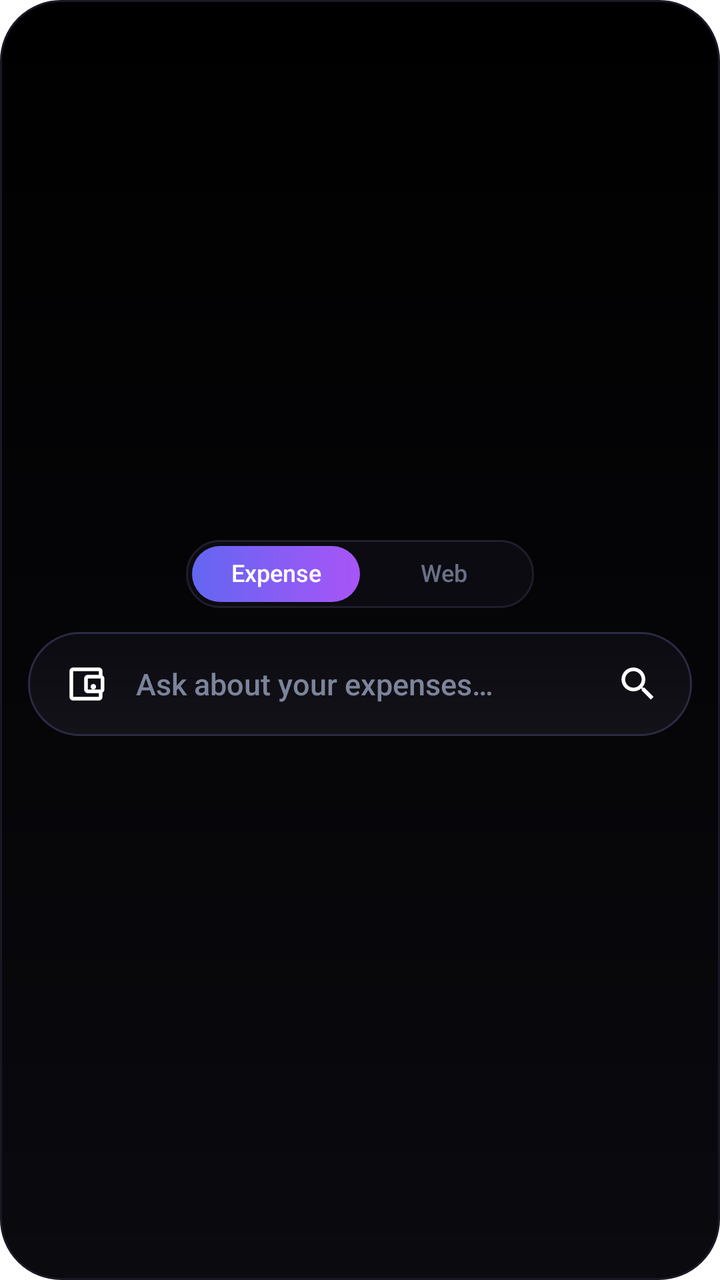
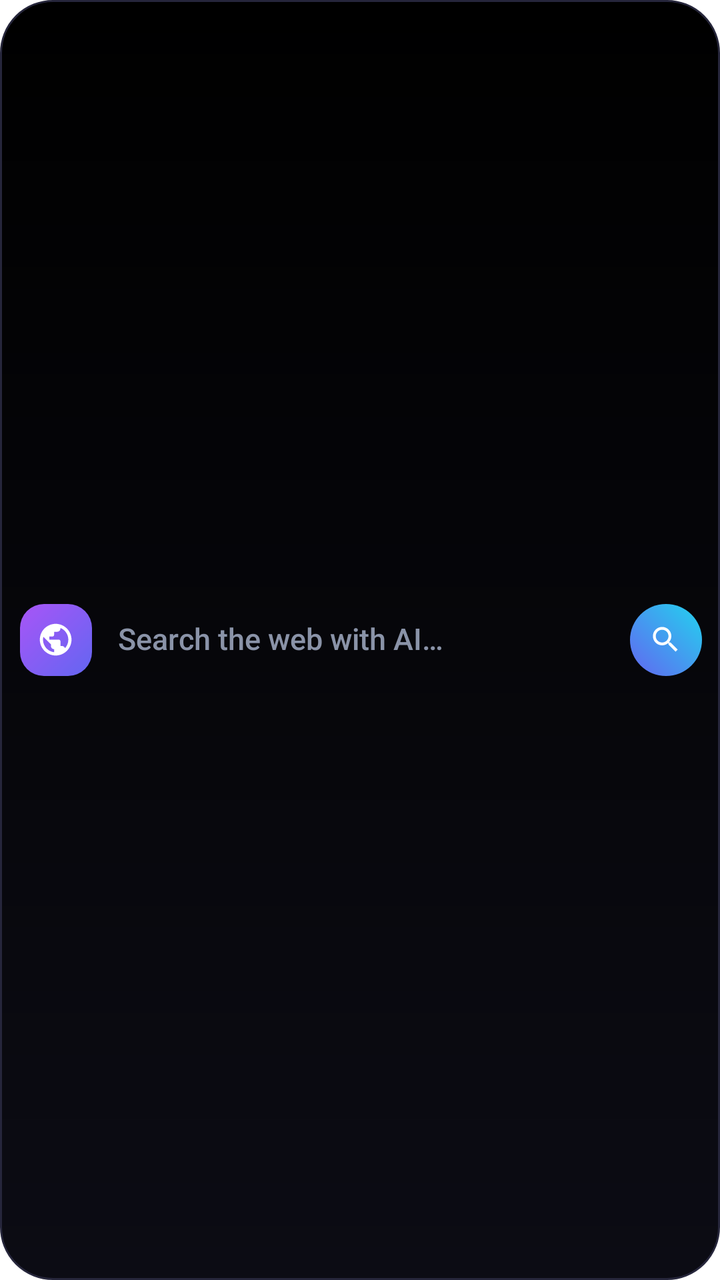

Two renders of the same Android screen: before a commit and after it. Below are the layout's source before the change and the commit's diff.
<!-- AndroidManifest.xml: fallback theme Theme.MaterialComponents.DayNight.NoActionBar -->
<!-- res/layout/widget_search.xml -->
<?xml version="1.0" encoding="utf-8"?>
<LinearLayout xmlns:android="http://schemas.android.com/apk/res/android"
    android:id="@+id/widget_search_root"
    android:layout_width="match_parent"
    android:layout_height="match_parent"
    android:background="@drawable/widget_search_bg"
    android:gravity="center"
    android:orientation="vertical"
    android:paddingStart="14dp"
    android:paddingEnd="14dp"
    android:paddingTop="12dp"
    android:paddingBottom="14dp">

    
    <LinearLayout
        android:layout_width="wrap_content"
        android:layout_height="wrap_content"
        android:layout_gravity="center_horizontal"
        android:background="@drawable/widget_search_toggle_track"
        android:orientation="horizontal"
        android:padding="3dp">

        <TextView
            android:id="@+id/widget_search_toggle_expense"
            android:layout_width="wrap_content"
            android:layout_height="wrap_content"
            android:background="@drawable/widget_search_toggle_active"
            android:ellipsize="end"
            android:fontFamily="sans-serif-medium"
            android:gravity="center"
            android:includeFontPadding="false"
            android:maxLines="1"
            android:minWidth="84dp"
            android:paddingStart="18dp"
            android:paddingEnd="18dp"
            android:paddingTop="7dp"
            android:paddingBottom="7dp"
            android:text="@string/widget_search_mode_expense"
            android:textColor="#FFFFFF"
            android:textSize="12sp" />

        <TextView
            android:id="@+id/widget_search_toggle_web"
            android:layout_width="wrap_content"
            android:layout_height="wrap_content"
            android:background="@android:color/transparent"
            android:ellipsize="end"
            android:fontFamily="sans-serif-medium"
            android:gravity="center"
            android:includeFontPadding="false"
            android:maxLines="1"
            android:minWidth="84dp"
            android:paddingStart="18dp"
            android:paddingEnd="18dp"
            android:paddingTop="7dp"
            android:paddingBottom="7dp"
            android:text="@string/widget_search_mode_web"
            android:textColor="#6A7187"
            android:textSize="12sp" />

    </LinearLayout>

    
    <LinearLayout
        android:id="@+id/widget_search_bar"
        android:layout_width="match_parent"
        android:layout_height="52dp"
        android:layout_marginTop="12dp"
        android:background="@drawable/widget_search_bar_bg"
        android:gravity="center_vertical"
        android:orientation="horizontal"
        android:paddingStart="18dp"
        android:paddingEnd="16dp">

        <ImageView
            android:id="@+id/widget_search_mode_icon"
            android:layout_width="22dp"
            android:layout_height="22dp"
            android:contentDescription="@string/widget_search_label"
            android:src="@drawable/ic_widget_wallet" />

        <TextView
            android:id="@+id/widget_search_hint"
            android:layout_width="0dp"
            android:layout_height="wrap_content"
            android:layout_marginStart="14dp"
            android:layout_marginEnd="12dp"
            android:layout_weight="1"
            android:ellipsize="end"
            android:fontFamily="sans-serif-medium"
            android:maxLines="1"
            android:text="@string/widget_search_hint_expense"
            android:textColor="#7C849B"
            android:textSize="15sp" />

        <ImageView
            android:id="@+id/widget_search_go"
            android:layout_width="22dp"
            android:layout_height="22dp"
            android:contentDescription="@string/shortcut_search"
            android:src="@drawable/ic_widget_search" />

    </LinearLayout>

</LinearLayout>
<!-- resources referenced by this layout -->
<resources>
  <!-- drawable ic_widget_search (drawable) -->
  <?xml version="1.0" encoding="utf-8"?>
  <vector xmlns:android="http://schemas.android.com/apk/res/android"
      android:width="24dp"
      android:height="24dp"
      android:viewportWidth="24"
      android:viewportHeight="24">
      <path
          android:fillColor="#FFFFFF"
          android:pathData="M15.5,14h-0.79l-0.28,-0.27C15.41,12.59 16,11.11 16,9.5 16,5.91 13.09,3 9.5,3S3,5.91 3,9.5 5.91,16 9.5,16c1.61,0 3.09,-0.59 4.23,-1.57l0.27,0.28v0.79l5,4.99L20.49,19l-4.99,-5zM9.5,14C7.01,14 5,11.99 5,9.5S7.01,5 9.5,5 14,7.01 14,9.5 11.99,14 9.5,14z" />
  </vector>
  <!-- drawable ic_widget_wallet (drawable) -->
  <?xml version="1.0" encoding="utf-8"?>
  <vector xmlns:android="http://schemas.android.com/apk/res/android"
      android:width="24dp"
      android:height="24dp"
      android:viewportWidth="24"
      android:viewportHeight="24">
      <path
          android:fillColor="#FFFFFF"
          android:pathData="M21,7.28V5c0,-1.1 -0.9,-2 -2,-2H5C3.89,3 3,3.9 3,5v14c0,1.1 0.89,2 2,2h14c1.1,0 2,-0.9 2,-2v-2.28c0.59,-0.35 1,-0.98 1,-1.72V9c0,-0.74 -0.41,-1.37 -1,-1.72zM20,9v6h-7V9h7zM5,19V5h14v2h-6c-1.1,0 -2,0.9 -2,2v6c0,1.1 0.9,2 2,2h6v2H5z" />
      <path
          android:fillColor="#FFFFFF"
          android:pathData="M16,13.5m-1.5,0a1.5,1.5 0,1 1,3 0a1.5,1.5 0,1 1,-3 0" />
  </vector>
  <!-- drawable widget_search_bar_bg (drawable) -->
  <?xml version="1.0" encoding="utf-8"?>
  <shape xmlns:android="http://schemas.android.com/apk/res/android"
      android:shape="rectangle">
      <gradient
          android:angle="90"
          android:startColor="#121218"
          android:endColor="#0B0B11" />
      <corners android:radius="26dp" />
      <stroke
          android:width="1dp"
          android:color="#2B2B45" />
  </shape>
  <!-- drawable widget_search_bg (drawable) -->
  <?xml version="1.0" encoding="utf-8"?>
  <shape xmlns:android="http://schemas.android.com/apk/res/android"
      android:shape="rectangle">
      <gradient
          android:angle="90"
          android:startColor="#0A0A0F"
          android:endColor="#000000" />
      <corners android:radius="30dp" />
      <stroke
          android:width="1dp"
          android:color="#191926" />
  </shape>
  <!-- drawable widget_search_toggle_active (drawable) -->
  <?xml version="1.0" encoding="utf-8"?>
  <shape xmlns:android="http://schemas.android.com/apk/res/android"
      android:shape="rectangle">
      <gradient
          android:angle="0"
          android:startColor="#6366F1"
          android:endColor="#A855F7" />
      <corners android:radius="19dp" />
  </shape>
  <!-- drawable widget_search_toggle_track (drawable) -->
  <?xml version="1.0" encoding="utf-8"?>
  <shape xmlns:android="http://schemas.android.com/apk/res/android"
      android:shape="rectangle">
      <solid android:color="#0B0B11" />
      <corners android:radius="22dp" />
      <stroke
          android:width="1dp"
          android:color="#1E1E2C" />
  </shape>
  <string name="shortcut_search">Search</string>
  <string name="widget_search_hint_expense">Ask about your expenses\u2026</string>
  <string name="widget_search_label">Nexus AI Search</string>
  <string name="widget_search_mode_expense">Expense</string>
  <string name="widget_search_mode_web">Web</string>
</resources>

<!-- the commit's change to res/layout/widget_search.xml (unified diff, before → after) -->
@@ -4,102 +4,61 @@
     android:layout_width="match_parent"
     android:layout_height="match_parent"
     android:background="@drawable/widget_search_bg"
-    android:gravity="center"
-    android:orientation="vertical"
-    android:paddingStart="14dp"
-    android:paddingEnd="14dp"
-    android:paddingTop="12dp"
-    android:paddingBottom="14dp">
+    android:gravity="center_vertical"
+    android:orientation="horizontal"
+    android:paddingStart="10dp"
+    android:paddingEnd="9dp"
+    android:paddingTop="8dp"
+    android:paddingBottom="8dp">
 
     
     <LinearLayout
-        android:layout_width="wrap_content"
-        android:layout_height="wrap_content"
-        android:layout_gravity="center_horizontal"
-        android:background="@drawable/widget_search_toggle_track"
-        android:orientation="horizontal"
-        android:padding="3dp">
+        android:layout_width="36dp"
+        android:layout_height="36dp"
+        android:background="@drawable/widget_search_badge"
+        android:gravity="center"
+        android:orientation="horizontal">
 
-        <TextView
-            android:id="@+id/widget_search_toggle_expense"
-            android:layout_width="wrap_content"
-            android:layout_height="wrap_content"
-            android:background="@drawable/widget_search_toggle_active"
-            android:ellipsize="end"
-            android:fontFamily="sans-serif-medium"
-            android:gravity="center"
-            android:includeFontPadding="false"
-            android:maxLines="1"
-            android:minWidth="84dp"
-            android:paddingStart="18dp"
-            android:paddingEnd="18dp"
-            android:paddingTop="7dp"
-            android:paddingBottom="7dp"
-            android:text="@string/widget_search_mode_expense"
-            android:textColor="#FFFFFF"
-            android:textSize="12sp" />
-
-        <TextView
-            android:id="@+id/widget_search_toggle_web"
-            android:layout_width="wrap_content"
-            android:layout_height="wrap_content"
-            android:background="@android:color/transparent"
-            android:ellipsize="end"
-            android:fontFamily="sans-serif-medium"
-            android:gravity="center"
-            android:includeFontPadding="false"
-            android:maxLines="1"
-            android:minWidth="84dp"
-            android:paddingStart="18dp"
-            android:paddingEnd="18dp"
-            android:paddingTop="7dp"
-            android:paddingBottom="7dp"
-            android:text="@string/widget_search_mode_web"
-            android:textColor="#6A7187"
-            android:textSize="12sp" />
-
+        <ImageView
+            android:id="@+id/widget_search_globe"
+            android:layout_width="19dp"
+            android:layout_height="19dp"
+            android:contentDescription="@string/widget_search_label"
+            android:src="@drawable/ic_widget_globe"
+            android:tint="#FFFFFF" />
     </LinearLayout>
 
     
+    <TextView
+        android:id="@+id/widget_search_hint"
+        android:layout_width="0dp"
+        android:layout_height="wrap_content"
+        android:layout_marginStart="13dp"
+        android:layout_marginEnd="10dp"
+        android:layout_weight="1"
+        android:ellipsize="end"
+        android:fontFamily="sans-serif-medium"
+        android:includeFontPadding="false"
+        android:maxLines="1"
+        android:text="@string/widget_search_hint_web"
+        android:textColor="#8A93A8"
+        android:textSize="15sp" />
+
+    
     <LinearLayout
-        android:id="@+id/widget_search_bar"
-        android:layout_width="match_parent"
-        android:layout_height="52dp"
-        android:layout_marginTop="12dp"
-        android:background="@drawable/widget_search_bar_bg"
-        android:gravity="center_vertical"
-        android:orientation="horizontal"
-        android:paddingStart="18dp"
-        android:paddingEnd="16dp">
-
-        <ImageView
-            android:id="@+id/widget_search_mode_icon"
-            android:layout_width="22dp"
-            android:layout_height="22dp"
-            android:contentDescription="@string/widget_search_label"
-            android:src="@drawable/ic_widget_wallet" />
-
-        <TextView
-            android:id="@+id/widget_search_hint"
-            android:layout_width="0dp"
-            android:layout_height="wrap_content"
-            android:layout_marginStart="14dp"
-            android:layout_marginEnd="12dp"
-            android:layout_weight="1"
-            android:ellipsize="end"
-            android:fontFamily="sans-serif-medium"
-            android:maxLines="1"
-            android:text="@string/widget_search_hint_expense"
-            android:textColor="#7C849B"
-            android:textSize="15sp" />
+        android:layout_width="36dp"
+        android:layout_height="36dp"
+        android:background="@drawable/widget_search_go_btn"
+        android:gravity="center"
+        android:orientation="horizontal">
 
         <ImageView
             android:id="@+id/widget_search_go"
-            android:layout_width="22dp"
-            android:layout_height="22dp"
+            android:layout_width="17dp"
+            android:layout_height="17dp"
             android:contentDescription="@string/shortcut_search"
-            android:src="@drawable/ic_widget_search" />
-
+            android:src="@drawable/ic_widget_search"
+            android:tint="#FFFFFF" />
     </LinearLayout>
 
 </LinearLayout>
<!-- resource entries referenced after the edit -->
@@ -1,5 +1,16 @@
 <!-- resources referenced by this layout -->
 <resources>
+  <!-- drawable ic_widget_globe (drawable) -->
+  <?xml version="1.0" encoding="utf-8"?>
+  <vector xmlns:android="http://schemas.android.com/apk/res/android"
+      android:width="24dp"
+      android:height="24dp"
+      android:viewportWidth="24"
+      android:viewportHeight="24">
+      <path
+          android:fillColor="#FFFFFF"
+          android:pathData="M12,2C6.48,2 2,6.48 2,12s4.48,10 10,10 10,-4.48 10,-10S17.52,2 12,2zM11,19.93c-3.95,-0.49 -7,-3.85 -7,-7.93 0,-0.62 0.08,-1.21 0.21,-1.79L9,15v1c0,1.1 0.9,2 2,2v1.93zM17.9,17.39c-0.26,-0.81 -1,-1.39 -1.9,-1.39h-1v-3c0,-0.55 -0.45,-1 -1,-1H8v-2h2c0.55,0 1,-0.45 1,-1V7h2c1.1,0 2,-0.9 2,-2v-0.41c2.93,1.19 5,4.06 5,7.41 0,2.08 -0.8,3.97 -2.1,5.39z" />
+  </vector>
   <!-- drawable ic_widget_search (drawable) -->
   <?xml version="1.0" encoding="utf-8"?>
   <vector xmlns:android="http://schemas.android.com/apk/res/android"
@@ -11,32 +22,15 @@
           android:fillColor="#FFFFFF"
           android:pathData="M15.5,14h-0.79l-0.28,-0.27C15.41,12.59 16,11.11 16,9.5 16,5.91 13.09,3 9.5,3S3,5.91 3,9.5 5.91,16 9.5,16c1.61,0 3.09,-0.59 4.23,-1.57l0.27,0.28v0.79l5,4.99L20.49,19l-4.99,-5zM9.5,14C7.01,14 5,11.99 5,9.5S7.01,5 9.5,5 14,7.01 14,9.5 11.99,14 9.5,14z" />
   </vector>
-  <!-- drawable ic_widget_wallet (drawable) -->
-  <?xml version="1.0" encoding="utf-8"?>
-  <vector xmlns:android="http://schemas.android.com/apk/res/android"
-      android:width="24dp"
-      android:height="24dp"
-      android:viewportWidth="24"
-      android:viewportHeight="24">
-      <path
-          android:fillColor="#FFFFFF"
-          android:pathData="M21,7.28V5c0,-1.1 -0.9,-2 -2,-2H5C3.89,3 3,3.9 3,5v14c0,1.1 0.89,2 2,2h14c1.1,0 2,-0.9 2,-2v-2.28c0.59,-0.35 1,-0.98 1,-1.72V9c0,-0.74 -0.41,-1.37 -1,-1.72zM20,9v6h-7V9h7zM5,19V5h14v2h-6c-1.1,0 -2,0.9 -2,2v6c0,1.1 0.9,2 2,2h6v2H5z" />
-      <path
-          android:fillColor="#FFFFFF"
-          android:pathData="M16,13.5m-1.5,0a1.5,1.5 0,1 1,3 0a1.5,1.5 0,1 1,-3 0" />
-  </vector>
-  <!-- drawable widget_search_bar_bg (drawable) -->
+  <!-- drawable widget_search_badge (drawable) -->
   <?xml version="1.0" encoding="utf-8"?>
   <shape xmlns:android="http://schemas.android.com/apk/res/android"
       android:shape="rectangle">
       <gradient
-          android:angle="90"
-          android:startColor="#121218"
-          android:endColor="#0B0B11" />
-      <corners android:radius="26dp" />
-      <stroke
-          android:width="1dp"
-          android:color="#2B2B45" />
+          android:angle="135"
+          android:startColor="#6366F1"
+          android:endColor="#A855F7" />
+      <corners android:radius="12dp" />
   </shape>
   <!-- drawable widget_search_bg (drawable) -->
   <?xml version="1.0" encoding="utf-8"?>
@@ -44,37 +38,24 @@
       android:shape="rectangle">
       <gradient
           android:angle="90"
-          android:startColor="#0A0A0F"
+          android:startColor="#0C0C14"
           android:endColor="#000000" />
-      <corners android:radius="30dp" />
+      <corners android:radius="26dp" />
       <stroke
           android:width="1dp"
-          android:color="#191926" />
+          android:color="#26263B" />
   </shape>
-  <!-- drawable widget_search_toggle_active (drawable) -->
+  <!-- drawable widget_search_go_btn (drawable) -->
   <?xml version="1.0" encoding="utf-8"?>
   <shape xmlns:android="http://schemas.android.com/apk/res/android"
-      android:shape="rectangle">
+      android:shape="oval">
       <gradient
-          android:angle="0"
+          android:angle="45"
           android:startColor="#6366F1"
-          android:endColor="#A855F7" />
-      <corners android:radius="19dp" />
-  </shape>
-  <!-- drawable widget_search_toggle_track (drawable) -->
-  <?xml version="1.0" encoding="utf-8"?>
-  <shape xmlns:android="http://schemas.android.com/apk/res/android"
-      android:shape="rectangle">
-      <solid android:color="#0B0B11" />
-      <corners android:radius="22dp" />
-      <stroke
-          android:width="1dp"
-          android:color="#1E1E2C" />
+          android:endColor="#22D3EE" />
   </shape>
   <string name="shortcut_search">Search</string>
-  <string name="widget_search_hint_expense">Ask about your expenses\u2026</string>
-  <string name="widget_search_label">Nexus AI Search</string>
-  <string name="widget_search_mode_expense">Expense</string>
-  <string name="widget_search_mode_web">Web</string>
+  <string name="widget_search_hint_web">Search the web with AI\u2026</string>
+  <string name="widget_search_label">Nexus AI Web Search</string>
 </resources>
 
